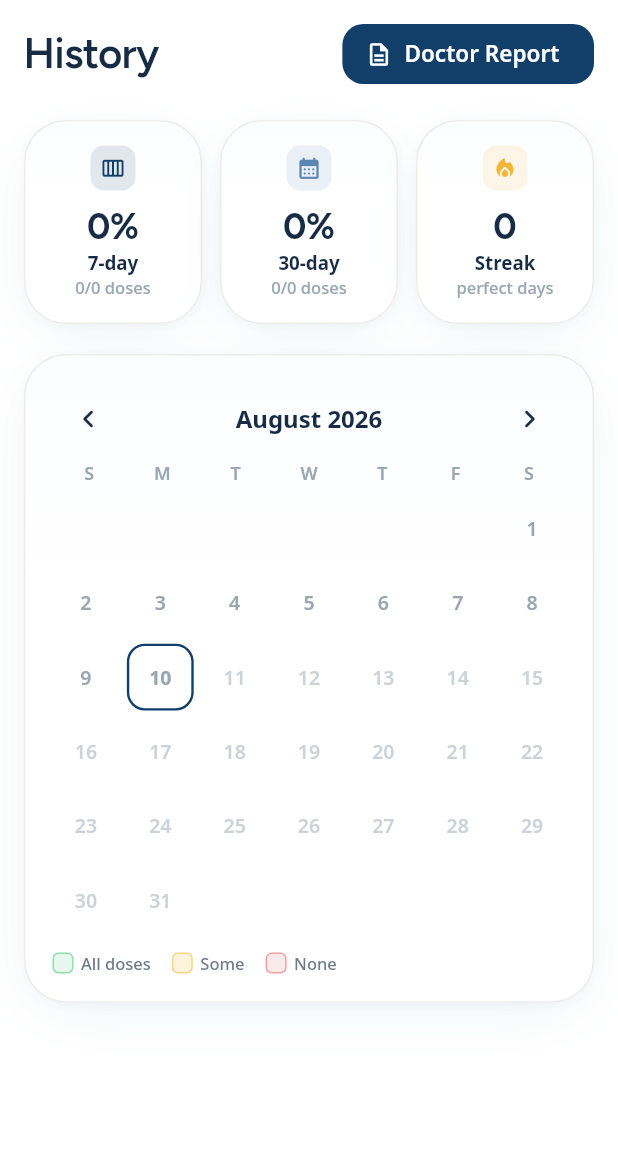
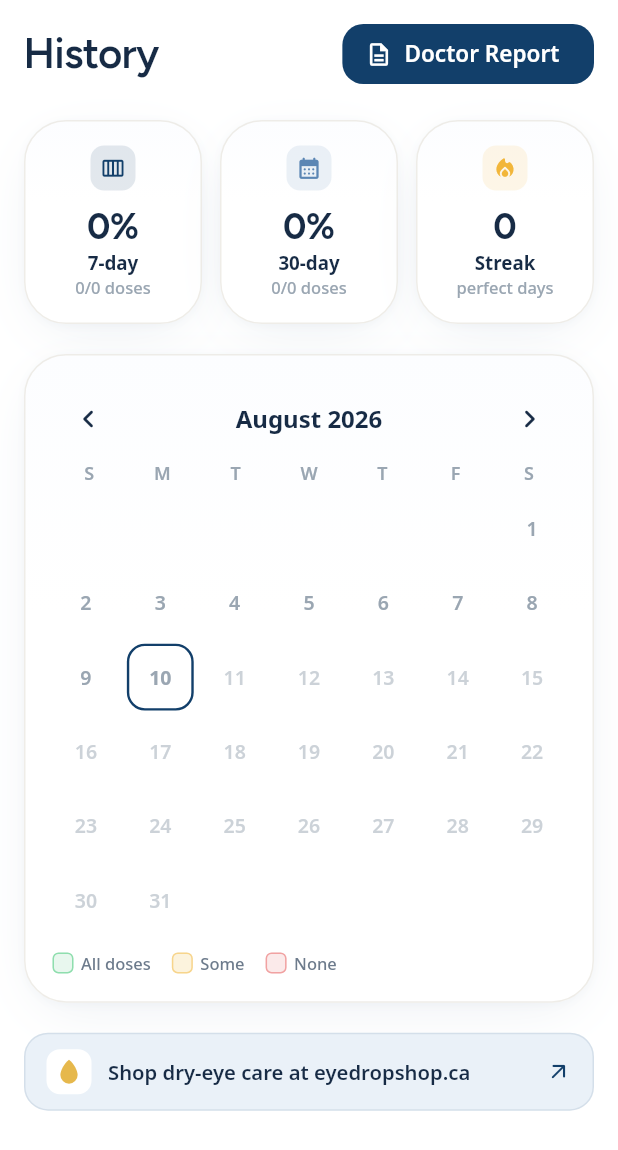
Before and after one commit to WaseemMirzaa/EDS, a Flutter app: the HistoryScreen screen opened directly, on a phone screen of 412 x 824 dp. Shown: the top 1150 px of the screen. Run offline on Flutter 3.47's test engine with Material 3 defaults, Android fonts, the phone set to English and light mode, and no system bars; our stand-ins replace flutter_local_notifications, flutter_svg, flutter_timezone, google_fonts, pdf, printing and 3 more; accounts and stored records are empty.

Commit message:
Add slim shop link strip to History
A compact one-line "Shop dry-eye care at eyedropshop.ca" strip for secondary
screens, placed at the bottom of History (Home, Meds and Settings already
carry shop entries; the clinical Doctor Report is intentionally left clean).

Co-Authored-By: Claude Opus 4.8 <noreply@anthropic.com>

```diff
--- a/drop_tracker/lib/screens/history_screen.dart
+++ b/drop_tracker/lib/screens/history_screen.dart
@@ -9,6 +9,7 @@ import '../theme/app_theme.dart';
 import '../theme/brand.dart';
 import '../widgets/common.dart';
 import '../widgets/motion.dart';
+import '../widgets/shop_banner.dart';
 import 'doctor_report_screen.dart';
 
 class HistoryScreen extends StatefulWidget {
@@ -114,6 +115,8 @@ class _HistoryScreenState extends State<HistoryScreen> {
               const Gap(16),
               _dayDetail(meds, events, wStart, wEnd),
             ],
+            const Gap(20),
+            const ShopLinkStrip(campaign: 'history_strip'),
           ],
         ),
       ),
--- a/drop_tracker/lib/widgets/shop_banner.dart
+++ b/drop_tracker/lib/widgets/shop_banner.dart
@@ -138,6 +138,57 @@ class _Trust extends StatelessWidget {
   }
 }
 
+/// Slim one-line shop link for secondary screens (History, reports).
+class ShopLinkStrip extends StatelessWidget {
+  final String label;
+  final String campaign;
+  const ShopLinkStrip({
+    super.key,
+    this.label = 'Shop dry-eye care at eyedropshop.ca',
+    this.campaign = 'link_strip',
+  });
+
+  @override
+  Widget build(BuildContext context) {
+    return Pressable(
+      onTap: () {
+        HapticFeedback.lightImpact();
+        Shop.open(context, campaign: campaign);
+      },
+      borderRadius: BorderRadius.circular(16),
+      child: Container(
+        height: 52,
+        padding: const EdgeInsets.symmetric(horizontal: 14),
+        decoration: BoxDecoration(
+          color: BrandColors.cloud,
+          borderRadius: BorderRadius.circular(16),
+          border: Border.all(color: BrandColors.primary.withValues(alpha: 0.10)),
+        ),
+        child: Row(
+          children: [
+            Container(
+              width: 30,
+              height: 30,
+              decoration: BoxDecoration(color: BrandColors.surface, borderRadius: BorderRadius.circular(9)),
+              alignment: Alignment.center,
+              child: DropMark(size: 16, color: BrandColors.gold, filled: true),
+            ),
+            const SizedBox(width: 11),
+            Expanded(
+              child: Text(label,
+                  maxLines: 1,
+                  overflow: TextOverflow.ellipsis,
+                  style: AppTypography.body(13.5, weight: FontWeight.w600, color: BrandColors.ink)),
+            ),
+            const SizedBox(width: 8),
+            const Icon(Icons.arrow_outward_rounded, size: 17, color: BrandColors.primary),
+          ],
+        ),
+      ),
+    );
+  }
+}
+
 /// Compact "restock" card for lists (Medications) and rows (Settings).
 class ShopRestockCard extends StatelessWidget {
   final String title;
```
